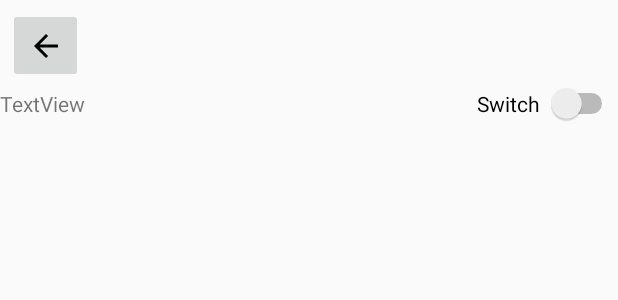
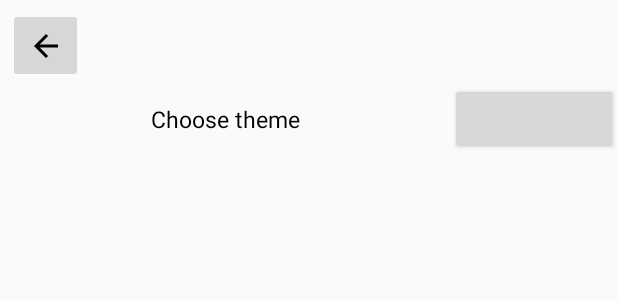
Before and after one commit to Fo4Ik-git/Colorist_calculator, an Android app: the layout settings_activity.xml on its own in the app's theme, with its tools: preview values and no code run, on a phone screen of 412 x 824 dp. Shown: the top 300 px of the screen. Run offline under Robolectric (Android 15) with nearby library versions, the phone set to English and light mode, and no system bars.

Commit message:
edit cacl

```diff
--- a/app/src/main/AndroidManifest.xml
+++ b/app/src/main/AndroidManifest.xml
@@ -8,7 +8,7 @@
         android:label="@string/app_name"
         android:roundIcon="@mipmap/ic_launcher_round"
         android:supportsRtl="true"
-        android:theme="@style/Theme.AppCompat.DayNight.NoActionBar">
+        android:theme="@style/Theme.AppCompat.Light.NoActionBar">
         <activity
             android:name=".SettingsActivity"
             android:label="@string/title_activity_settings"></activity>
--- a/app/src/main/res/layout/settings_activity.xml
+++ b/app/src/main/res/layout/settings_activity.xml
@@ -37,19 +37,26 @@
 
                 <TextView
                     android:id="@+id/textView2"
-                    android:layout_width="50dp"
+                    android:layout_width="wrap_content"
                     android:layout_height="wrap_content"
                     android:layout_weight="1"
-                    android:text="TextView" />
+                    android:gravity="center"
+                    android:text="@string/choose_theme"
+                    android:textColor="@color/black"
+                    android:textSize="15dp" />
 
-                <Switch
-                    android:id="@+id/switch1"
-                    android:layout_width="25dp"
+                <Button
+                    android:id="@+id/btn_theme"
+                    android:layout_width="wrap_content"
                     android:layout_height="wrap_content"
-                    android:layout_weight="1"
-                    android:paddingLeft="100dp"
-                    android:text="Switch" />
+                    android:onClick="onDarkTheme"
+                    android:gravity="center"
+                    android:textSize="15dp"
+                    android:paddingRight="100dp" />
+
+
             </LinearLayout>
+
         </LinearLayout>
     </ScrollView>
 
```
Also changed, not shown: app/src/main/java/com/fo4ik/colouristcounter/MainActivity.java (+2 -7 lines), app/src/main/java/com/fo4ik/colouristcounter/SettingsActivity.java (+29 -0 lines), app/src/main/res/values/strings.xml (+4 -14 lines), 2 other files.
